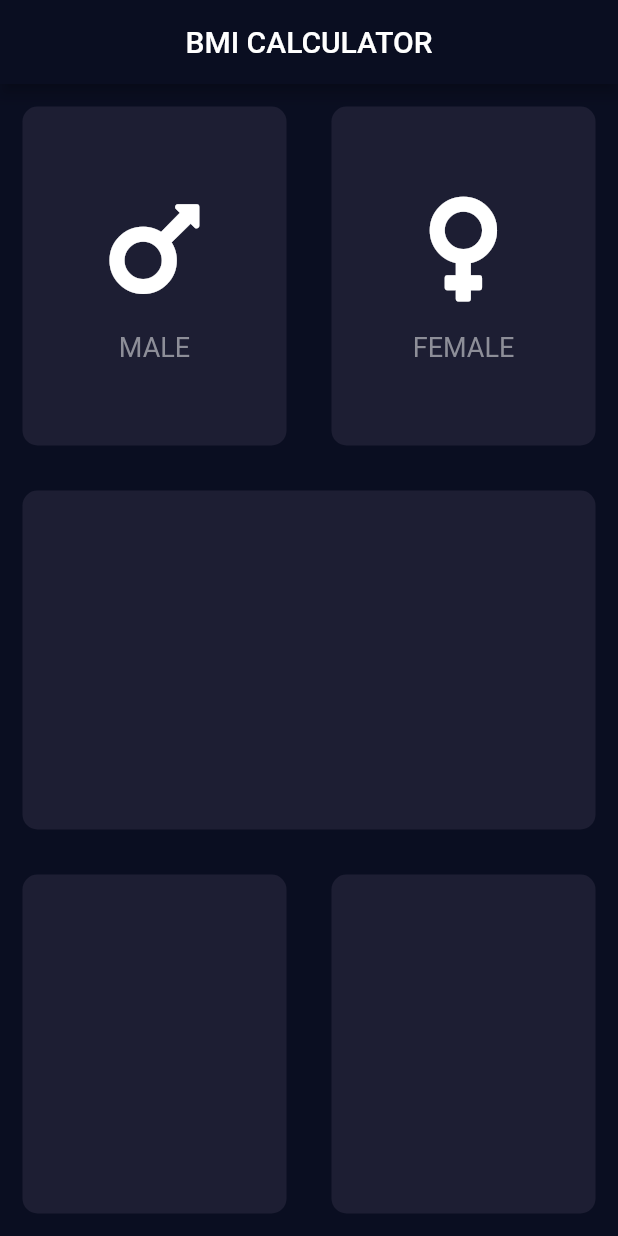
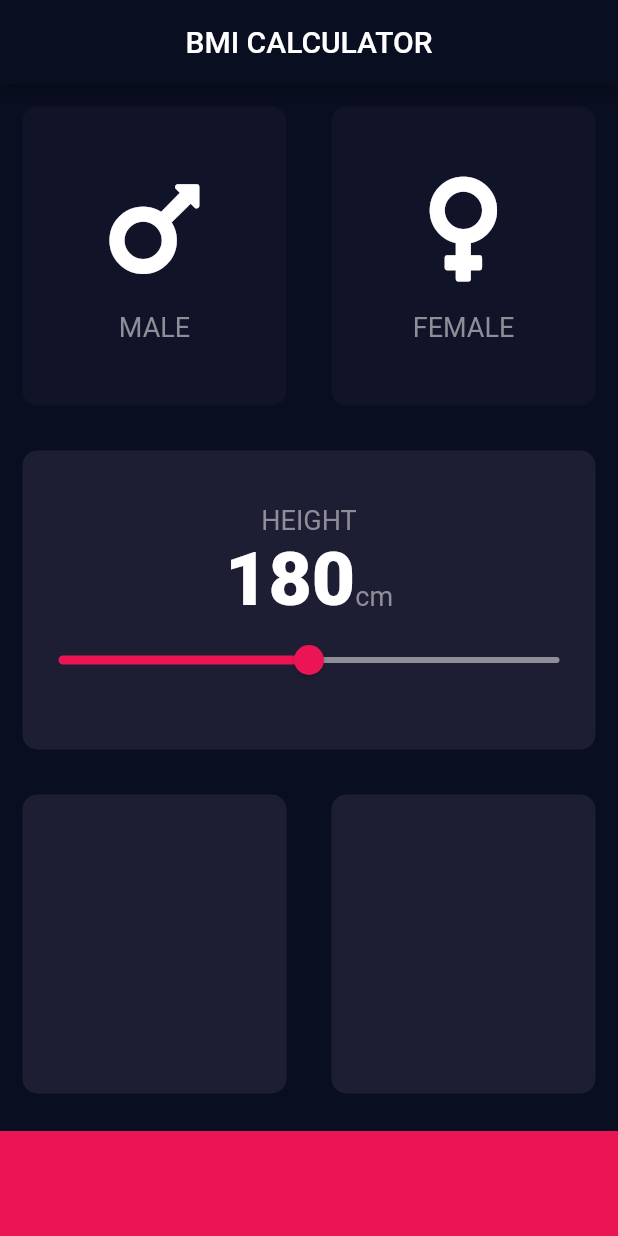
Before and after one commit to Nagaraj-U/BMI_Calculator, a Flutter app: the screen it shows after launch, on a phone screen of 412 x 824 dp. Run offline on Flutter 3.47's test engine with Material 2 defaults, Android fonts, the phone set to English and light mode, and no system bars; our stand-ins replace font_awesome_flutter.

Commit message:
Add files via upload

```diff
--- a/lib/input_page.dart
+++ b/lib/input_page.dart
@@ -1,7 +1,15 @@
+import 'package:flutter/cupertino.dart';
 import 'package:flutter/material.dart';
 import 'package:font_awesome_flutter/font_awesome_flutter.dart';
 import 'package:bmi_calculator/reusable_card.dart';
 import 'package:bmi_calculator/icon_content.dart';
+import 'constants.dart';
+
+
+enum Gender{
+  male,
+  female
+}
 
 class InputPage extends StatefulWidget {
   @override
@@ -9,41 +17,124 @@ class InputPage extends StatefulWidget {
 }
 
 class _InputPageState extends State<InputPage> {
+//  Color maleCardColor=inactiveCardColor;
+//  Color femaleCardColor=inactiveCardColor;
+  Gender selectedGender;
+  int height=180;
+
+//  void updateCardColor(Gender selectedGender){
+//    if(selectedGender==Gender.male){
+//      if(maleCardColor==inactiveCardColor){
+//        maleCardColor=activeCardColor;
+//        femaleCardColor=inactiveCardColor;
+//      }else{
+//        maleCardColor=inactiveCardColor;
+//      }
+//    }
+//
+//    if(selectedGender==Gender.female){
+//      if(femaleCardColor==inactiveCardColor){
+//        femaleCardColor=activeCardColor;
+//        maleCardColor=inactiveCardColor;
+//      }else{
+//        femaleCardColor=inactiveCardColor;
+//      }
+//    }
+//  }
   @override
   Widget build(BuildContext context) {
     return Scaffold(
       appBar: AppBar(
-        title: Center(child: Text('BMI CALCULATOR')),
+        title: Center(child: Text('BMI CALCULATOR'),),
       ),
       body: Column(
+        crossAxisAlignment: CrossAxisAlignment.stretch,
         children: <Widget>[
           Expanded(child: Row(
             children: <Widget>[
               Expanded(
                 child: ReusableCard(
-                  colour: Color(0xFF1D1E33),
+                  onPress: (){
+                    setState(() {
+                      selectedGender=Gender.male;
+                    });
+                  },
+                  colour: selectedGender==Gender.male? kActiveCardColor : kInactiveCardColor,
                   cardChild: CardChild(iconData: FontAwesomeIcons.mars,label: 'MALE',),
               ) ,
               ),
               Expanded(
                 child: ReusableCard(
+                  onPress: (){
+                    setState(() {
+                      selectedGender=Gender.female;
+                    });
+                  },
                   cardChild: CardChild(iconData: FontAwesomeIcons.venus,label: 'FEMALE'),
-                colour: Color(0xFF1D1E33),
+                colour: selectedGender==Gender.female? kActiveCardColor:kInactiveCardColor,
               ),
               ),
             ],
           ),
           ),
-          Expanded(child:ReusableCard(colour: Color(0xFF1D1E33)),
+          Expanded(
+            child:ReusableCard(
+              colour: kActiveCardColor,
+              cardChild: Column(
+                mainAxisAlignment: MainAxisAlignment.center,
+                children: <Widget>[
+                  Text('HEIGHT',
+                  style: kTextStyle,
+                  ),
+                  Row(
+                    mainAxisAlignment: MainAxisAlignment.center,
+                    crossAxisAlignment: CrossAxisAlignment.baseline,
+                    textBaseline: TextBaseline.alphabetic,
+                    children: <Widget>[
+                      Text(
+                        height.toString(),
+                         style: kHeightTextStyle,
+                      ),
+                      Text(
+                        'cm',
+                        style: kTextStyle,
+                      ),
+                    ],
+                  ),
+                  Slider(
+                    value: height.toDouble(),
+                    min: 120,
+                    max: 240,
+                    activeColor: Color(0xFFEB1555),
+                    inactiveColor: Color(0xFF8D8E98),
+                    onChanged: (double newValue){
+                      setState(() {
+                        height=newValue.round();
+                      });
+                    },
+                  )
+                ],
+              ),
+          ),
           ),
           Expanded(child: Row(
             children: <Widget>[
-              Expanded(child: ReusableCard(colour: Color(0xFF1D1E33)),
+              Expanded(child: ReusableCard(
+                colour: kActiveCardColor,
               ),
-              Expanded(child: ReusableCard(colour: Color(0xFF1D1E33)),
+              ),
+              Expanded(child: ReusableCard(
+                  colour: kActiveCardColor,
+              ),
               )
             ],
           ),
+          ),
+          Container(
+            color: kBottomContainerColor,
+            margin: EdgeInsets.only(top: 10),
+            width: double.infinity,
+            height: kBottomContainerHeight,
           ),
         ],
       ),
```
